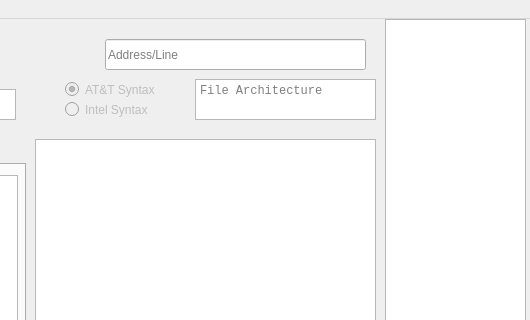
Satharus/Disass, file mainwindow.ui: the form before one commit; both pictures show x 585 to 1115 and y 0 to 320 of the 1115 by 630 pixel window.
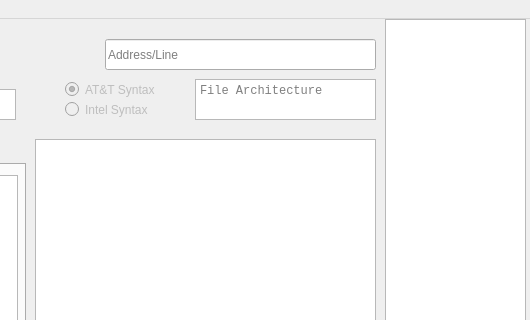
The form after the commit. Icons and pictures are not drawn.

Commit message:
Fixed start button error
When restarting the program to be debugged, the start button would
display text instead of the icon.

```diff
--- a/mainwindow.ui
+++ b/mainwindow.ui
@@ -292,7 +292,7 @@
      <rect>
       <x>690</x>
       <y>20</y>
-      <width>261</width>
+      <width>271</width>
       <height>31</height>
      </rect>
     </property>
```
Left out of the diff: 2 changed lines with no effect on the pictures. The commit also changes 1 other file.
